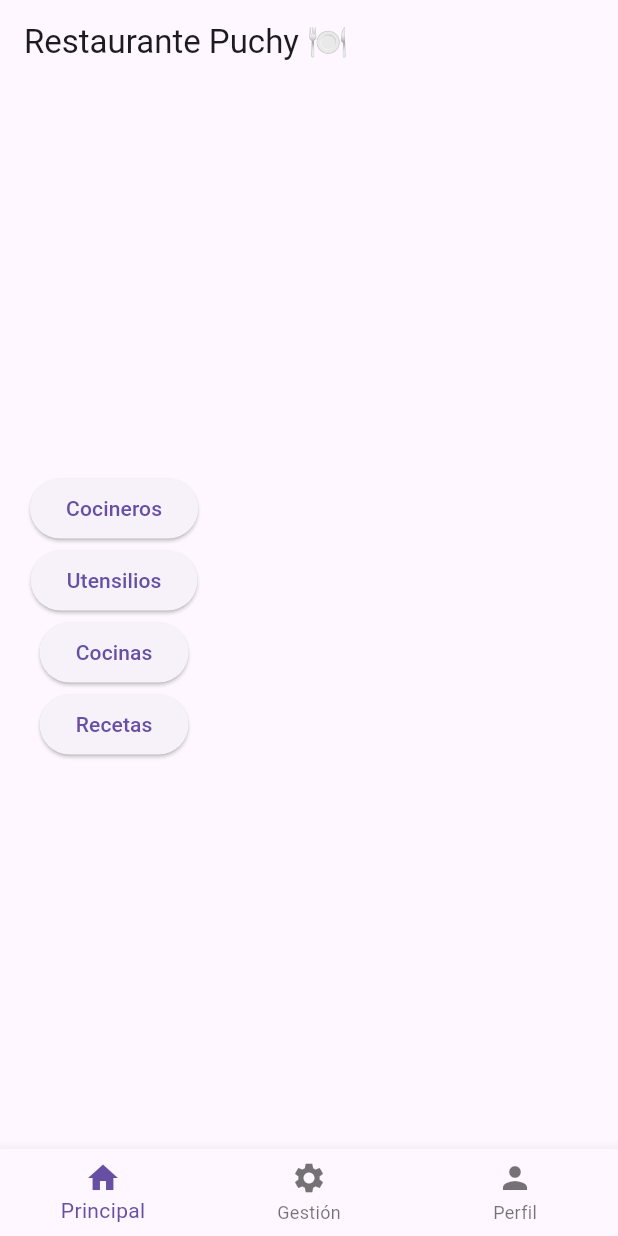
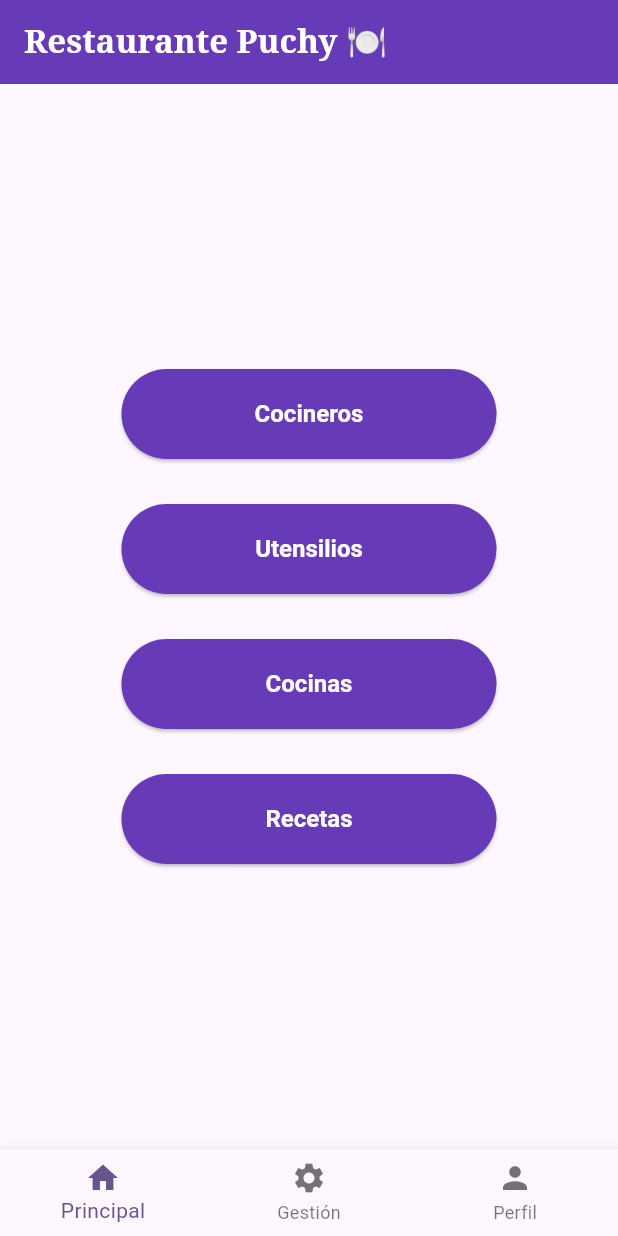
Before and after one commit to rikich3/kefa, a Flutter app: the screen it shows after launch, on a phone screen of 412 x 824 dp. Run offline on Flutter 3.47's test engine with Material 3 defaults, Android fonts, the phone set to English and light mode, and no system bars; Roboto replaces fonts that are missing (SansSerif).

Commit message:
Proyecto base v2

```diff
--- a/lib/main.dart
+++ b/lib/main.dart
@@ -6,10 +6,125 @@
 
 // Punto de entrada de la app
 class MyApp extends StatelessWidget {
+  const MyApp({super.key});
+
   @override
   Widget build(BuildContext context) {
     return MaterialApp(
       title: 'Gestión de Cocina',
+      theme: ThemeData(
+      useMaterial3: true,
+      primarySwatch: Colors.deepPurple,
+      colorScheme: ColorScheme.fromSeed(seedColor: Colors.deepPurple),
+      appBarTheme: AppBarTheme(
+        backgroundColor: Colors.deepPurple,
+        foregroundColor: Colors.white,
+        titleTextStyle: TextStyle(
+        fontFamily: 'Serif',
+        fontSize: 22,
+        fontWeight: FontWeight.bold,
+        ),
+      ),
+      textTheme: TextTheme(
+        headlineLarge: TextStyle(
+        fontFamily: 'Serif',
+        fontSize: 32,
+        fontWeight: FontWeight.bold,
+        color: Colors.deepPurple,
+        ),
+        headlineMedium: TextStyle(
+        fontFamily: 'Serif',
+        fontSize: 24,
+        fontWeight: FontWeight.bold,
+        color: Colors.deepPurple,
+        ),
+        bodyLarge: TextStyle(
+        fontFamily: 'SansSerif',
+        fontSize: 18,
+        color: Colors.black87,
+        ),
+        bodyMedium: TextStyle(
+        fontFamily: 'SansSerif',
+        fontSize: 14,
+        color: Colors.black87,
+        ),
+        labelLarge: TextStyle(
+        fontFamily: 'SansSerif',
+        fontSize: 16,
+        color: Colors.deepPurple,
+        ),
+      ),
+      elevatedButtonTheme: ElevatedButtonThemeData(
+        style: ElevatedButton.styleFrom(
+        backgroundColor: Colors.deepPurple,
+        foregroundColor: Colors.white,
+        textStyle: TextStyle(
+          fontFamily: 'SansSerif',
+          fontSize: 16,
+          fontWeight: FontWeight.bold,
+        ),
+        ),
+      ),
+      ),
+      darkTheme: ThemeData(
+      useMaterial3: true,
+      brightness: Brightness.dark,
+      colorScheme: ColorScheme.fromSeed(
+        seedColor: Colors.deepPurple,
+        brightness: Brightness.dark,
+      ),
+      appBarTheme: AppBarTheme(
+        backgroundColor: Colors.deepPurple[700],
+        foregroundColor: Colors.white,
+        titleTextStyle: TextStyle(
+        fontFamily: 'Serif',
+        fontSize: 22,
+        fontWeight: FontWeight.bold,
+        color: Colors.white,
+        ),
+      ),
+      textTheme: TextTheme(
+        headlineLarge: TextStyle(
+        fontFamily: 'Serif',
+        fontSize: 32,
+        fontWeight: FontWeight.bold,
+        color: Colors.deepPurple[200],
+        ),
+        headlineMedium: TextStyle(
+        fontFamily: 'Serif',
+        fontSize: 24,
+        fontWeight: FontWeight.bold,
+        color: Colors.deepPurple[200],
+        ),
+        bodyLarge: TextStyle(
+        fontFamily: 'SansSerif',
+        fontSize: 18,
+        color: Colors.white,
+        ),
+        bodyMedium: TextStyle(
+        fontFamily: 'SansSerif',
+        fontSize: 14,
+        color: Colors.white70,
+        ),
+        labelLarge: TextStyle(
+        fontFamily: 'SansSerif',
+        fontSize: 16,
+        color: Colors.deepPurple[200],
+        ),
+      ),
+      elevatedButtonTheme: ElevatedButtonThemeData(
+        style: ElevatedButton.styleFrom(
+        backgroundColor: Colors.deepPurple[700],
+        foregroundColor: Colors.white,
+        textStyle: TextStyle(
+          fontFamily: 'SansSerif',
+          fontSize: 16,
+          fontWeight: FontWeight.bold,
+        ),
+        ),
+      ),
+      ),
+      themeMode: ThemeMode.system,
       home: HomeWithBottomNav(),
     );
   }
@@ -17,6 +132,8 @@
 
 // Widget principal que maneja el BottomNavigationBar
 class HomeWithBottomNav extends StatefulWidget {
+  const HomeWithBottomNav({super.key});
+
   @override
   _HomeWithBottomNavState createState() => _HomeWithBottomNavState();
 }
@@ -58,6 +175,8 @@
 
 // Pantalla principal con AppBar y 4 botones
 class PantallaPrincipal extends StatelessWidget {
+  const PantallaPrincipal({super.key});
+
   void mostrarOpciones(BuildContext context, String titulo) {
     showDialog(
       context: context,
@@ -91,38 +210,64 @@
       ),
       body: Padding(
         padding: const EdgeInsets.all(20),
-        child: Column(
-          mainAxisAlignment: MainAxisAlignment.center,
-          children: [
-            ElevatedButton(
+        child: Center(
+          child: SizedBox(
+            width: 250,
+            child: ListView(
+              shrinkWrap: true,
+              children: [
+          SizedBox(
+            width: 200,
+            height: 60,
+            child: ElevatedButton(
               onPressed: () => mostrarOpciones(context, 'Cocineros'),
               child: Text('Cocineros'),
             ),
-            ElevatedButton(
+          ),
+          SizedBox(height: 30),
+          SizedBox(
+            width: 200,
+            height: 60,
+            child: ElevatedButton(
               onPressed: () => mostrarOpciones(context, 'Utensilios'),
               child: Text('Utensilios'),
             ),
-            ElevatedButton(
+          ),
+          SizedBox(height: 30),
+          SizedBox(
+            width: 200,
+            height: 60,
+            child: ElevatedButton(
               onPressed: () => mostrarOpciones(context, 'Cocinas'),
               child: Text('Cocinas'),
             ),
-            ElevatedButton(
+          ),
+          SizedBox(height: 30),
+          SizedBox(
+            width: 200,
+            height: 60,
+            child: ElevatedButton(
               onPressed: () {
                 Navigator.of(context).push(
-                  MaterialPageRoute(builder: (_) => PantallaRecetas()),
+            MaterialPageRoute(builder: (_) => PantallaRecetas()),
                 );
               },
               child: Text('Recetas'),
             ),
-          ],
+          ),
+              ],
+            ),
+          ),
+        )
         ),
-      ),
     );
   }
 }
 
 // Pantalla nueva para recetas
 class PantallaRecetas extends StatelessWidget {
+  const PantallaRecetas({super.key});
+
   @override
   Widget build(BuildContext context) {
     return Scaffold(
@@ -143,7 +288,7 @@
 class PlaceholderWidget extends StatelessWidget {
   final String texto;
 
-  const PlaceholderWidget(this.texto);
+  const PlaceholderWidget(this.texto, {super.key});
 
   @override
   Widget build(BuildContext context) {
```
Also changed, not shown: lib/virtualKitchen.dart (added).
